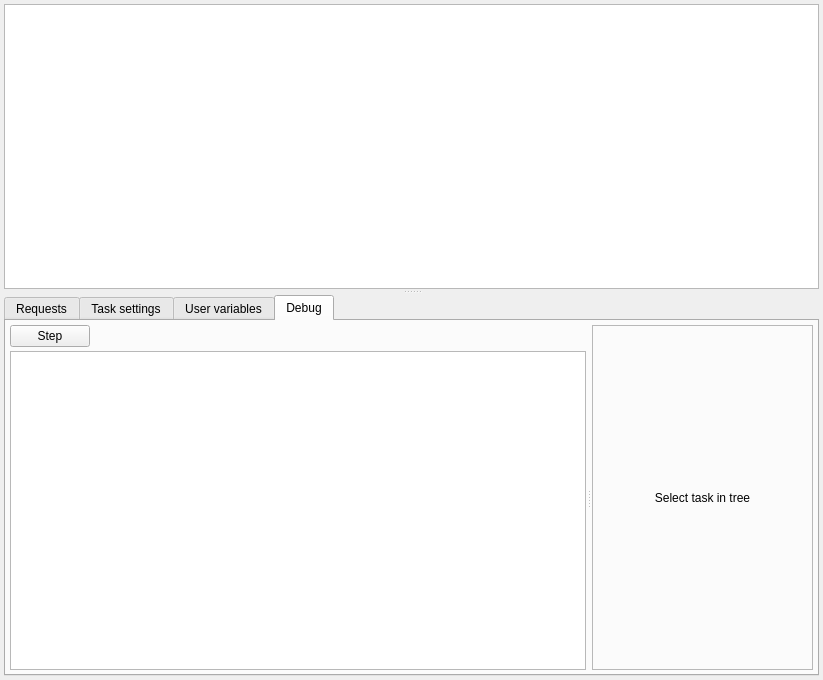
PostMonster/postmonster, file src/widgets/editform.ui: the form before one commit.
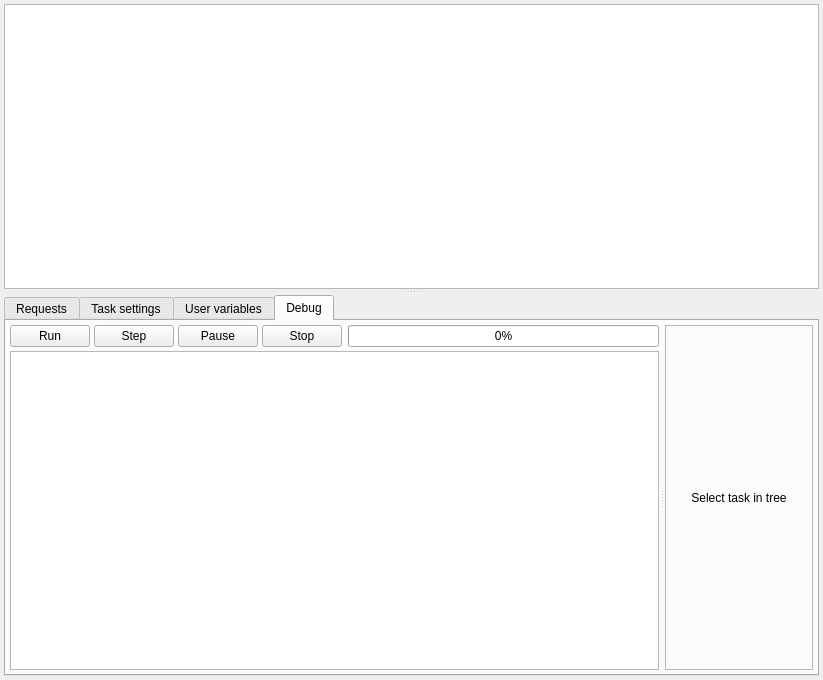
The form after the commit. The open tabs and pages were chosen to show the change. Custom widgets are drawn as their Qt base class.

Commit message: Added more controls to debug form, ability to run, pause and stop debugging. Refactoring mechanism of context menu.

Diff of the .ui file:
```diff
--- a/src/widgets/editform.ui
+++ b/src/widgets/editform.ui
@@ -172,26 +172,60 @@
             </property>
             <item>
              <layout class="QHBoxLayout" name="horizontalLayout_2">
+              <property name="spacing">
+               <number>4</number>
+              </property>
               <item>
-               <widget class="QPushButton" name="pushButton">
+               <widget class="QPushButton" name="runButton">
+                <property name="text">
+                 <string>Run</string>
+                </property>
+               </widget>
+              </item>
+              <item>
+               <widget class="QPushButton" name="stepButton">
                 <property name="text">
                  <string>Step</string>
                 </property>
                </widget>
               </item>
+              <item>
+               <widget class="QPushButton" name="pauseButton">
+                <property name="text">
+                 <string>Pause</string>
+                </property>
+               </widget>
+              </item>
+              <item>
+               <widget class="QPushButton" name="stopButton">
+                <property name="text">
+                 <string>Stop</string>
+                </property>
+               </widget>
+              </item>
               <item>
                <spacer name="horizontalSpacer">
                 <property name="orientation">
                  <enum>Qt::Horizontal</enum>
                 </property>
+                <property name="sizeType">
+                 <enum>QSizePolicy::Fixed</enum>
+                </property>
                 <property name="sizeHint" stdset="0">
                  <size>
-                  <width>40</width>
+                  <width>2</width>
                   <height>20</height>
                  </size>
                 </property>
                </spacer>
               </item>
+              <item>
+               <widget class="QProgressBar" name="taskProgressBar">
+                <property name="value">
+                 <number>0</number>
+                </property>
+               </widget>
+              </item>
              </layout>
             </item>
             <item>
```
Left out of the diff: 2 changed lines with no effect on the pictures. The commit also changes 12 other files.
